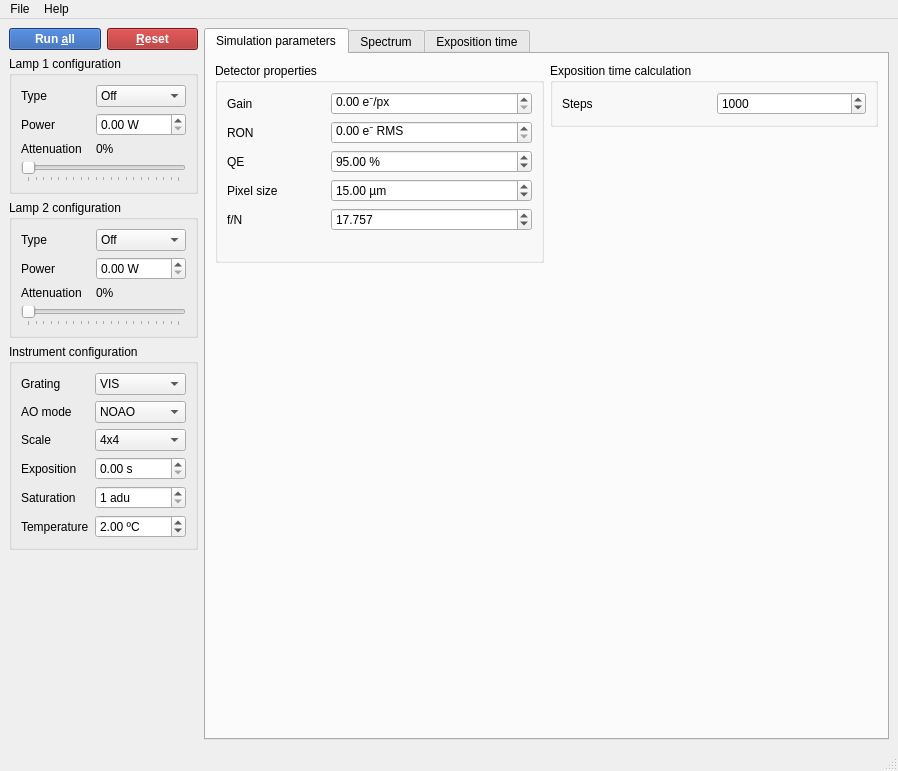
The window that simui/simui.ui (HARMONI-CAB/radiosim) describes before a commit, drawn with Qt 5.
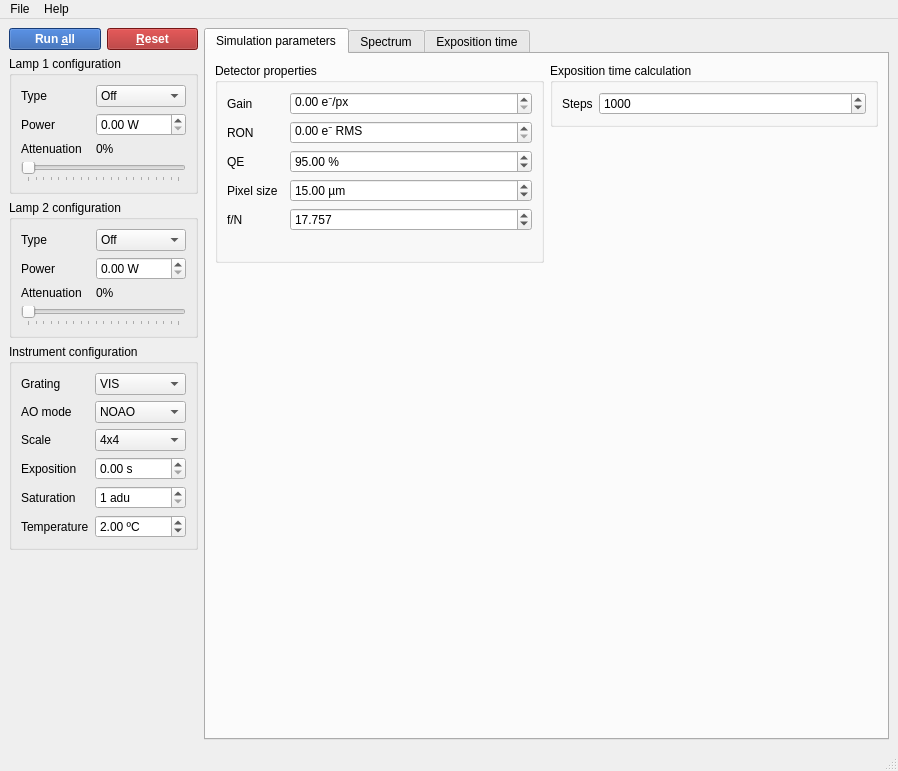
The same window after the commit.

Commit message: WIP: Implement log scale

The edit to the form file:
```diff
--- a/simui/simui.ui
+++ b/simui/simui.ui
@@ -373,6 +373,12 @@
           <layout class="QGridLayout" name="gridLayout_13">
            <item row="0" column="1">
             <widget class="QSpinBox" name="intStepsSpin">
+             <property name="sizePolicy">
+              <sizepolicy hsizetype="Expanding" vsizetype="Fixed">
+               <horstretch>0</horstretch>
+               <verstretch>0</verstretch>
+              </sizepolicy>
+             </property>
              <property name="minimum">
               <number>1</number>
              </property>
@@ -400,16 +406,6 @@
            <string>Detector properties</string>
           </property>
           <layout class="QGridLayout" name="gridLayout_8">
-           <item row="3" column="1" colspan="2">
-            <widget class="QDoubleSpinBox" name="qeSpin">
-             <property name="suffix">
-              <string> %</string>
-             </property>
-             <property name="value">
-              <double>95.000000000000000</double>
-             </property>
-            </widget>
-           </item>
            <item row="0" column="0">
             <widget class="QLabel" name="label_23">
              <property name="text">
@@ -417,13 +413,6 @@
              </property>
             </widget>
            </item>
-           <item row="2" column="0" colspan="2">
-            <widget class="QLabel" name="label_21">
-             <property name="text">
-              <string>RON</string>
-             </property>
-            </widget>
-           </item>
            <item row="3" column="0">
             <widget class="QLabel" name="label_26">
              <property name="text">
@@ -431,16 +420,6 @@
              </property>
             </widget>
            </item>
-           <item row="4" column="1" colspan="2">
-            <widget class="QDoubleSpinBox" name="pxSizeSpin">
-             <property name="suffix">
-              <string> µm</string>
-             </property>
-             <property name="value">
-              <double>15.000000000000000</double>
-             </property>
-            </widget>
-           </item>
            <item row="4" column="0">
             <widget class="QLabel" name="label_22">
              <property name="text">
@@ -448,13 +427,6 @@
              </property>
             </widget>
            </item>
-           <item row="2" column="1" colspan="2">
-            <widget class="QDoubleSpinBox" name="ronSpin">
-             <property name="suffix">
-              <string> e⁻ RMS</string>
-             </property>
-            </widget>
-           </item>
            <item row="5" column="0">
             <widget class="QLabel" name="label_8">
              <property name="text">
@@ -462,15 +434,37 @@
              </property>
             </widget>
            </item>
-           <item row="0" column="1" colspan="2">
-            <widget class="QDoubleSpinBox" name="gainSpin">
-             <property name="suffix">
-              <string> e⁻/px</string>
+           <item row="6" column="0" colspan="3">
+            <spacer name="verticalSpacer_2">
+             <property name="orientation">
+              <enum>Qt::Vertical</enum>
+             </property>
+             <property name="sizeType">
+              <enum>QSizePolicy::Fixed</enum>
+             </property>
+             <property name="sizeHint" stdset="0">
+              <size>
+               <width>20</width>
+               <height>20</height>
+              </size>
+             </property>
+            </spacer>
+           </item>
+           <item row="2" column="0">
+            <widget class="QLabel" name="label_21">
+             <property name="text">
+              <string>RON</string>
              </property>
             </widget>
            </item>
-           <item row="5" column="1" colspan="2">
+           <item row="5" column="2">
             <widget class="QDoubleSpinBox" name="fNSpin">
+             <property name="sizePolicy">
+              <sizepolicy hsizetype="Expanding" vsizetype="Fixed">
+               <horstretch>0</horstretch>
+               <verstretch>0</verstretch>
+              </sizepolicy>
+             </property>
              <property name="decimals">
               <number>3</number>
              </property>
@@ -479,21 +473,63 @@
              </property>
             </widget>
            </item>
-           <item row="6" column="1">
-            <spacer name="verticalSpacer_2">
-             <property name="orientation">
-              <enum>Qt::Vertical</enum>
+           <item row="4" column="2">
+            <widget class="QDoubleSpinBox" name="pxSizeSpin">
+             <property name="sizePolicy">
+              <sizepolicy hsizetype="Expanding" vsizetype="Fixed">
+               <horstretch>0</horstretch>
+               <verstretch>0</verstretch>
+              </sizepolicy>
              </property>
-             <property name="sizeType">
-              <enum>QSizePolicy::Fixed</enum>
+             <property name="suffix">
+              <string> µm</string>
              </property>
-             <property name="sizeHint" stdset="0">
-              <size>
-               <width>20</width>
-               <height>20</height>
-              </size>
+             <property name="value">
+              <double>15.000000000000000</double>
              </property>
-            </spacer>
+            </widget>
+           </item>
+           <item row="3" column="2">
+            <widget class="QDoubleSpinBox" name="qeSpin">
+             <property name="sizePolicy">
+              <sizepolicy hsizetype="Expanding" vsizetype="Fixed">
+               <horstretch>0</horstretch>
+               <verstretch>0</verstretch>
+              </sizepolicy>
+             </property>
+             <property name="suffix">
+              <string> %</string>
+             </property>
+             <property name="value">
+              <double>95.000000000000000</double>
+             </property>
+            </widget>
+           </item>
+           <item row="2" column="2">
+            <widget class="QDoubleSpinBox" name="ronSpin">
+             <property name="sizePolicy">
+              <sizepolicy hsizetype="Expanding" vsizetype="Fixed">
+               <horstretch>0</horstretch>
+               <verstretch>0</verstretch>
+              </sizepolicy>
+             </property>
+             <property name="suffix">
+              <string> e⁻ RMS</string>
+             </property>
+            </widget>
+           </item>
+           <item row="0" column="2">
+            <widget class="QDoubleSpinBox" name="gainSpin">
+             <property name="sizePolicy">
+              <sizepolicy hsizetype="Expanding" vsizetype="Fixed">
+               <horstretch>0</horstretch>
+               <verstretch>0</verstretch>
+              </sizepolicy>
+             </property>
+             <property name="suffix">
+              <string> e⁻/px</string>
+             </property>
+            </widget>
            </item>
           </layout>
          </widget>
```
Left out of the diff: 39 changed lines with no effect on the pictures. The commit also changes 1 other file.
